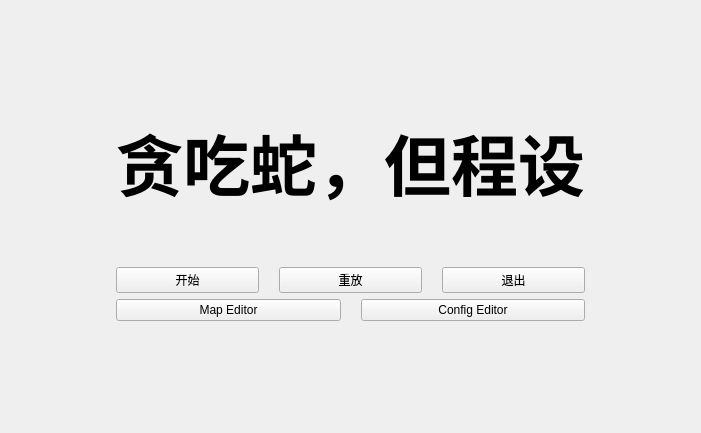
The window that widget.ui (UbeCc/SnakeFoP) describes before a commit, drawn with Qt 5.
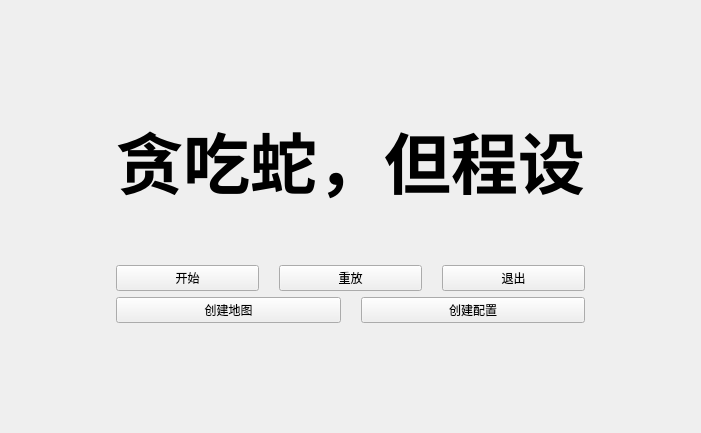
The same window after the commit.

What changed in the file:
```diff
--- a/widget.ui
+++ b/widget.ui
@@ -119,14 +119,14 @@
        <item>
         <widget class="QPushButton" name="MapEditorButton">
          <property name="text">
-          <string>Map Editor</string>
+          <string>创建地图</string>
          </property>
         </widget>
        </item>
        <item>
         <widget class="QPushButton" name="ConfigEditorButton">
          <property name="text">
-          <string>Config Editor</string>
+          <string>创建配置</string>
          </property>
         </widget>
        </item>
```
